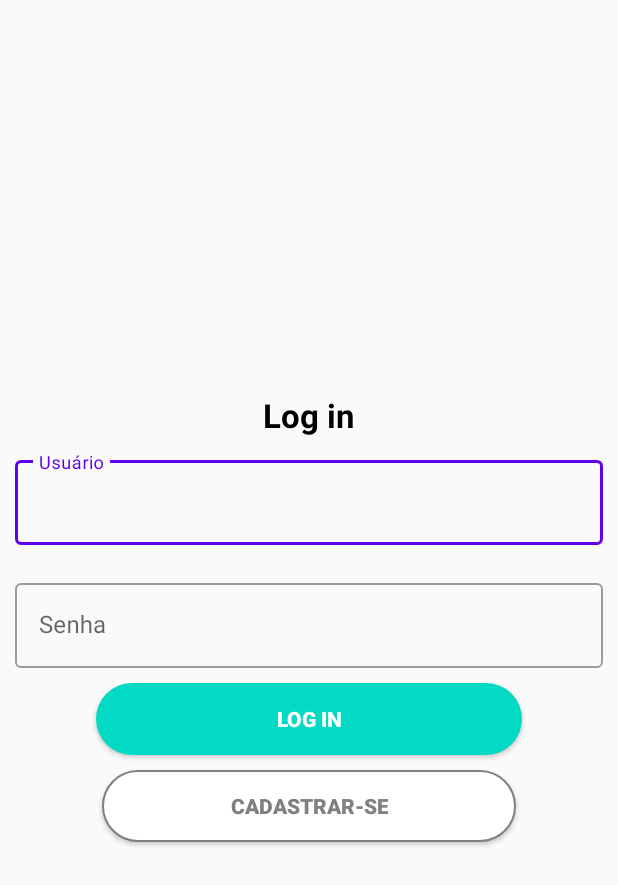
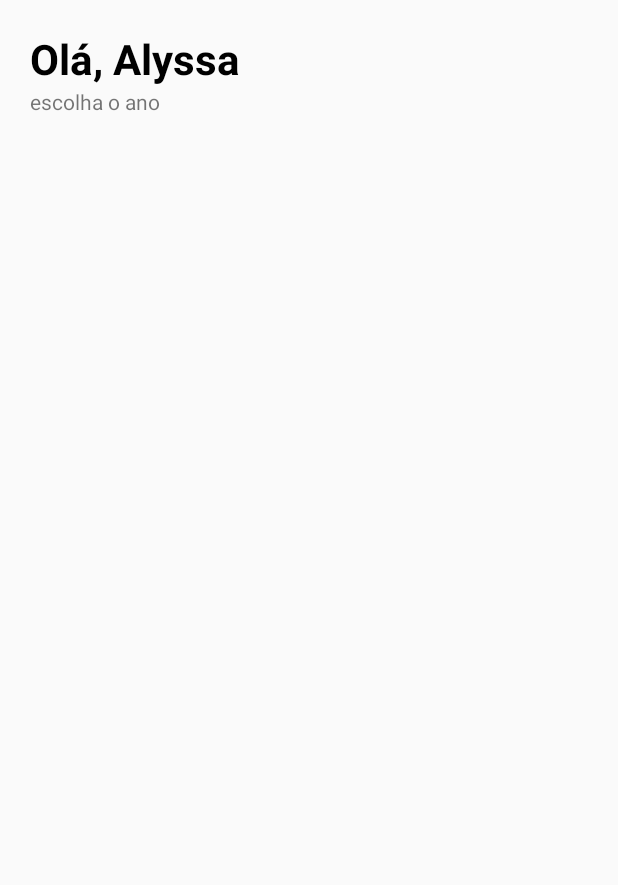
Before and after one commit to emersonfiwre/FinanceCasaDeDeus, an Android app: the screen it shows after launch (LoginActivity before the commit, MainActivity after it), after a tap on "LOG IN", on a phone screen of 412 x 824 dp. Shown: the top 885 px of the screen. Run offline under Robolectric (Android 15) with nearby library versions, the light colour scheme and no system bars.

Commit message:
start create view year

```diff
--- a/app/src/main/AndroidManifest.xml
+++ b/app/src/main/AndroidManifest.xml
@@ -9,6 +9,7 @@
         android:roundIcon="@mipmap/ic_launcher_round"
         android:supportsRtl="true"
         android:theme="@style/AppTheme.NoActionBar">
+        <activity android:name=".MainActivity"></activity>
         <activity android:name=".LoginActivity">
             <intent-filter>
                 <action android:name="android.intent.action.MAIN" />
--- a/app/src/main/java/br/com/casadedeus/LoginActivity.kt
+++ b/app/src/main/java/br/com/casadedeus/LoginActivity.kt
@@ -1,5 +1,6 @@
 package br.com.casadedeus
 
+import android.content.Intent
 import androidx.appcompat.app.AppCompatActivity
 import android.os.Bundle
 import android.view.View
@@ -12,5 +13,8 @@ class LoginActivity : AppCompatActivity() {
 
     fun onLogin(view: View){
         println("click open MainActivity")
+        val intent = Intent(this, MainActivity:: class.java)
+        startActivity(intent)
+
     }
 }
--- /dev/null
+++ b/app/src/main/java/br/com/casadedeus/MainActivity.kt
@@ -0,0 +1,11 @@
+package br.com.casadedeus
+
+import androidx.appcompat.app.AppCompatActivity
+import android.os.Bundle
+
+class MainActivity : AppCompatActivity() {
+    override fun onCreate(savedInstanceState: Bundle?) {
+        super.onCreate(savedInstanceState)
+        setContentView(R.layout.activity_main)
+    }
+}
--- /dev/null
+++ b/app/src/main/res/layout/activity_main.xml
@@ -0,0 +1,32 @@
+<?xml version="1.0" encoding="utf-8"?>
+<LinearLayout xmlns:android="http://schemas.android.com/apk/res/android"
+    xmlns:app="http://schemas.android.com/apk/res-auto"
+    xmlns:tools="http://schemas.android.com/tools"
+    android:layout_width="match_parent"
+    android:layout_height="match_parent"
+    android:orientation="vertical"
+    tools:context=".MainActivity">
+
+    <TextView
+        android:layout_width="wrap_content"
+        android:layout_height="wrap_content"
+        android:text="Olá, Alyssa"
+        android:textSize="28sp"
+        android:textStyle="bold"
+        android:textColor="@color/black"
+        android:layout_marginTop="20dp"
+        android:layout_marginLeft="20dp"
+        android:layout_marginStart="20dp" />
+    <TextView
+        android:layout_width="wrap_content"
+        android:layout_height="wrap_content"
+        android:text="@string/select_year"
+        android:textSize="14sp"
+        android:layout_marginLeft="20dp"
+        android:layout_marginStart="20dp" />
+
+    <androidx.recyclerview.widget.RecyclerView
+        android:layout_width="match_parent"
+        android:layout_height="wrap_content"/>
+
+</LinearLayout>
--- a/app/src/main/res/values/strings.xml
+++ b/app/src/main/res/values/strings.xml
@@ -5,4 +5,5 @@
     <string name="lbl_register">Cadastrar-se</string>
     <string name="lbl_user">Usuário</string>
     <string name="lbl_password">Senha</string>
+    <string name="select_year">escolha o ano</string>
 </resources>
```
